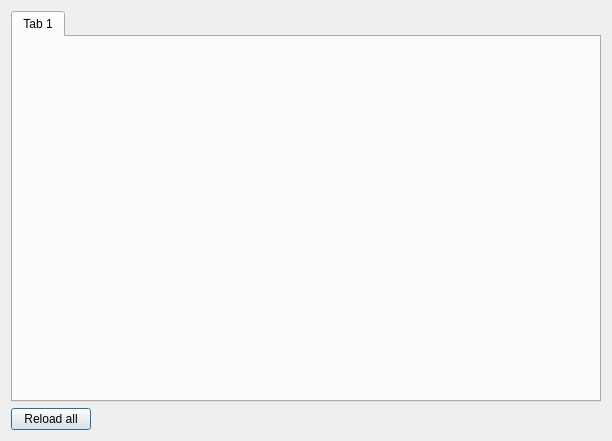
The window that ui/mixerwindow.ui (kernel1024/aplugedit) describes before a commit, drawn with Qt 5.
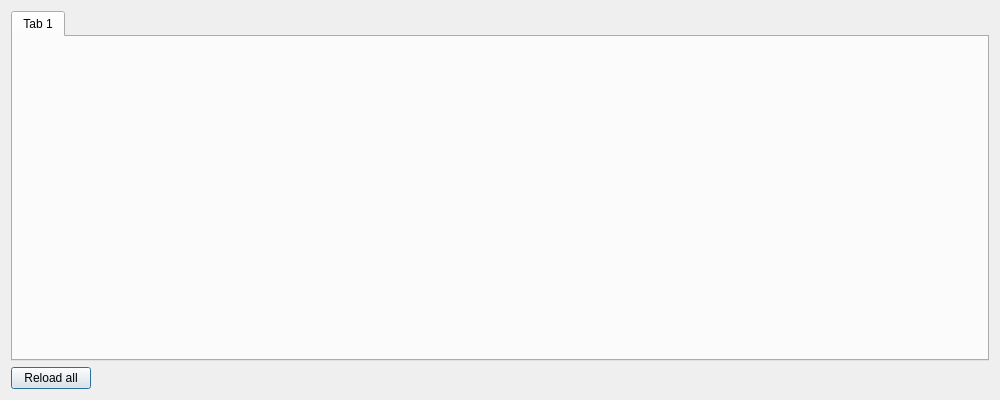
The same window after the commit.

Diff of the .ui file:
```diff
--- a/ui/mixerwindow.ui
+++ b/ui/mixerwindow.ui
@@ -6,8 +6,8 @@
    <rect>
     <x>0</x>
     <y>0</y>
-    <width>612</width>
-    <height>441</height>
+    <width>1000</width>
+    <height>400</height>
    </rect>
   </property>
   <property name="windowTitle">
```
